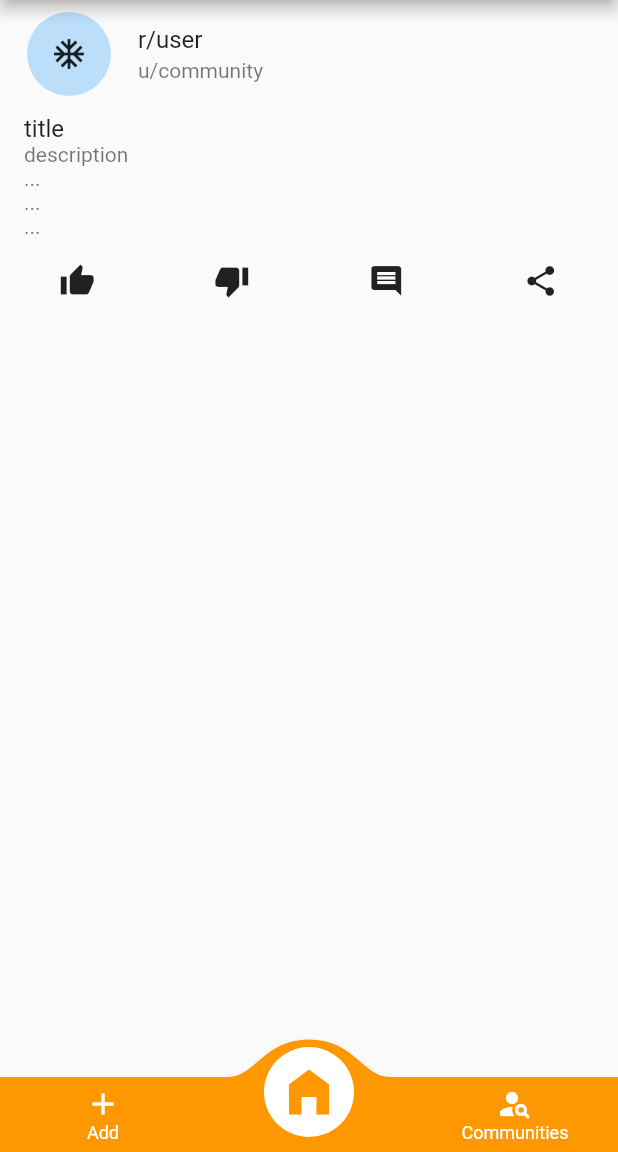
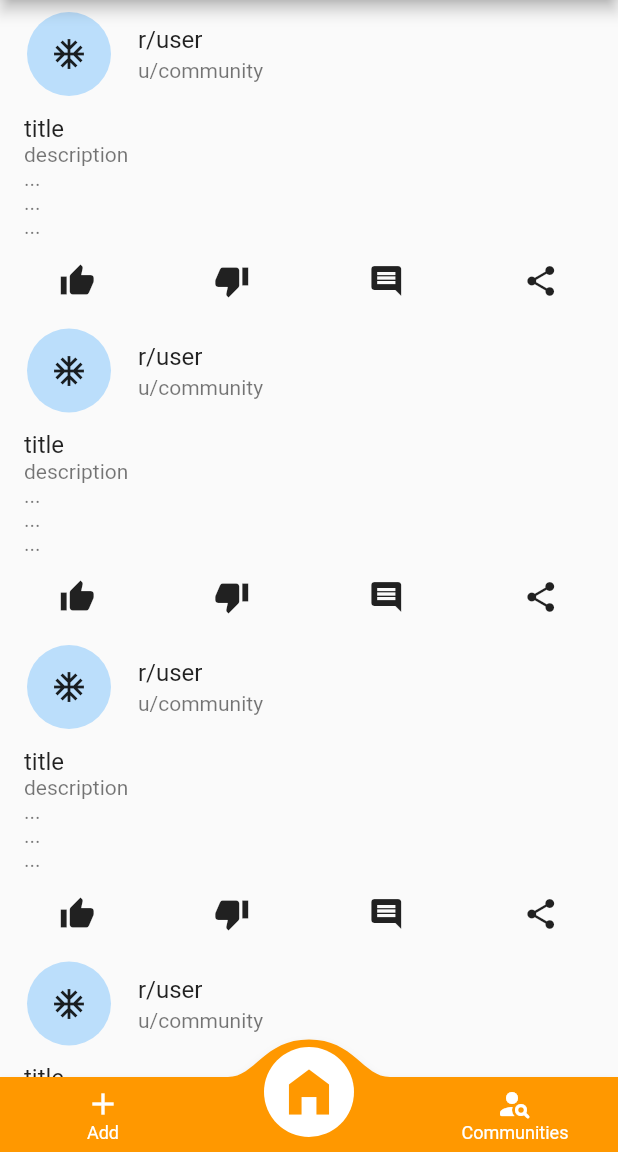
Before and after one commit to AliLRS/Reddit-Flutter-App, a Flutter app: the FeedPage screen opened directly, on a phone screen of 412 x 824 dp, the part 84-1236 px from its top. Run offline on Flutter 3.47's test engine with Material 2 defaults, Android fonts, the phone set to English and light mode, and no system bars; drawn by our look-alikes of convex_bottom_bar; our stand-ins replace animated_text_kit, fluttertoast, settings_ui.

```diff
--- a/lib/feed_page.dart
+++ b/lib/feed_page.dart
@@ -1,4 +1,5 @@
 import 'package:flutter/material.dart';
+import 'package:reddit/post_item.dart';
 import 'widgets.dart';
 
 class FeedPage extends StatefulWidget {
@@ -9,6 +10,14 @@ class FeedPage extends StatefulWidget {
 }
 
 class _FeedPageState extends State<FeedPage> {
+  List<PostItem> posts = [
+    PostItem(),
+    PostItem(),
+    PostItem(),
+    PostItem(),
+    PostItem(),
+    PostItem(),
+  ];
   @override
   Widget build(BuildContext context) {
     return Scaffold(
@@ -18,30 +27,11 @@ class _FeedPageState extends State<FeedPage> {
           child: const SearchBar(),
         ),
       ),
-      body: Column(
-        children: [
-          ListTile(
-            leading: const CircleAvatar(
-              radius: 30,
-              child: Icon(Icons.ac_unit),
-            ),
-            title: Text('r/user'),
-            subtitle: Text('u/community'),
-          ),
-          ListTile(
-            title: Text('title'),
-            subtitle: Text('description\n...\n...\n...'),
-          ),
-          Row(
-            children: [
-              Expanded(child: IconButton(onPressed: () {}, icon: const Icon(Icons.thumb_up))),
-              Expanded(child: IconButton(onPressed: () {}, icon: const Icon(Icons.thumb_down))),
-              Expanded(child: IconButton(onPressed: () {}, icon: const Icon(Icons.comment))),
-              Expanded(child: IconButton(onPressed: () {}, icon: const Icon(Icons.share)))
-            ],
-          ),
-        ],
-      ),
+      body: ListView.builder(
+          itemCount: posts.length,
+          itemBuilder: (context, index) {
+            return PostItem();
+          }),
       drawer: const PageDrawer(),
       bottomNavigationBar: const PageAppBar(),
     );
--- /dev/null
+++ b/lib/post_item.dart
@@ -0,0 +1,41 @@
+import 'package:flutter/material.dart';
+
+class PostItem extends StatelessWidget {
+  const PostItem({Key key}) : super(key: key);
+
+  @override
+  Widget build(BuildContext context) {
+    return Column(
+      children: [
+        ListTile(
+          leading: const CircleAvatar(
+            radius: 30,
+            child: Icon(Icons.ac_unit),
+          ),
+          title: Text('r/user'),
+          subtitle: Text('u/community'),
+        ),
+        ListTile(
+          title: Text('title'),
+          subtitle: Text('description\n...\n...\n...'),
+        ),
+        Row(
+          children: [
+            Expanded(
+                child: IconButton(
+                    onPressed: () {}, icon: const Icon(Icons.thumb_up))),
+            Expanded(
+                child: IconButton(
+                    onPressed: () {}, icon: const Icon(Icons.thumb_down))),
+            Expanded(
+                child: IconButton(
+                    onPressed: () {}, icon: const Icon(Icons.comment))),
+            Expanded(
+                child:
+                    IconButton(onPressed: () {}, icon: const Icon(Icons.share)))
+          ],
+        ),
+      ],
+    );
+  }
+}
```
